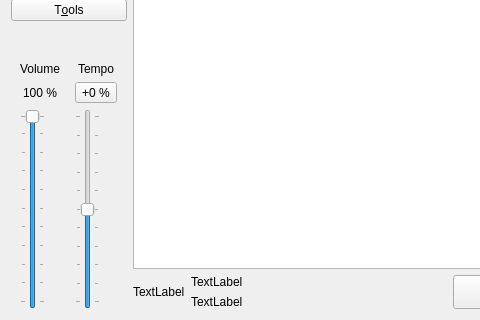
Qt form PlayerWindow.ui (madmaxoft/SkauTan) before a commit; both pictures show x 0 to 480 and y 152 to 472 of the 716 by 472 pixel window.
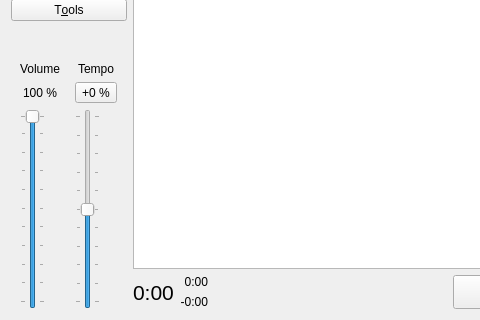
The same form after that commit. Custom widgets are drawn as their Qt base class.

Commit message: Added player time display.

What changed in the file:
```diff
--- a/PlayerWindow.ui
+++ b/PlayerWindow.ui
@@ -207,9 +207,14 @@
       <item>
        <layout class="QHBoxLayout" name="horizontalLayout">
         <item>
-         <widget class="QLabel" name="lblTime">
+         <widget class="QLabel" name="lblTotalTime">
+          <property name="font">
+           <font>
+            <pointsize>16</pointsize>
+           </font>
+          </property>
           <property name="text">
-           <string>TextLabel</string>
+           <string notr="true">0:00</string>
           </property>
          </widget>
         </item>
@@ -218,14 +223,20 @@
           <item>
            <widget class="QLabel" name="lblPos">
             <property name="text">
-             <string>TextLabel</string>
+             <string notr="true">0:00</string>
+            </property>
+            <property name="alignment">
+             <set>Qt::AlignRight|Qt::AlignTrailing|Qt::AlignVCenter</set>
             </property>
            </widget>
           </item>
           <item>
            <widget class="QLabel" name="lblRemaining">
             <property name="text">
-             <string>TextLabel</string>
+             <string notr="true">-0:00</string>
+            </property>
+            <property name="alignment">
+             <set>Qt::AlignRight|Qt::AlignTrailing|Qt::AlignVCenter</set>
             </property>
            </widget>
           </item>
```
Left out of the diff: 2 changed lines with no effect on the pictures. The commit also changes 9 other files.
